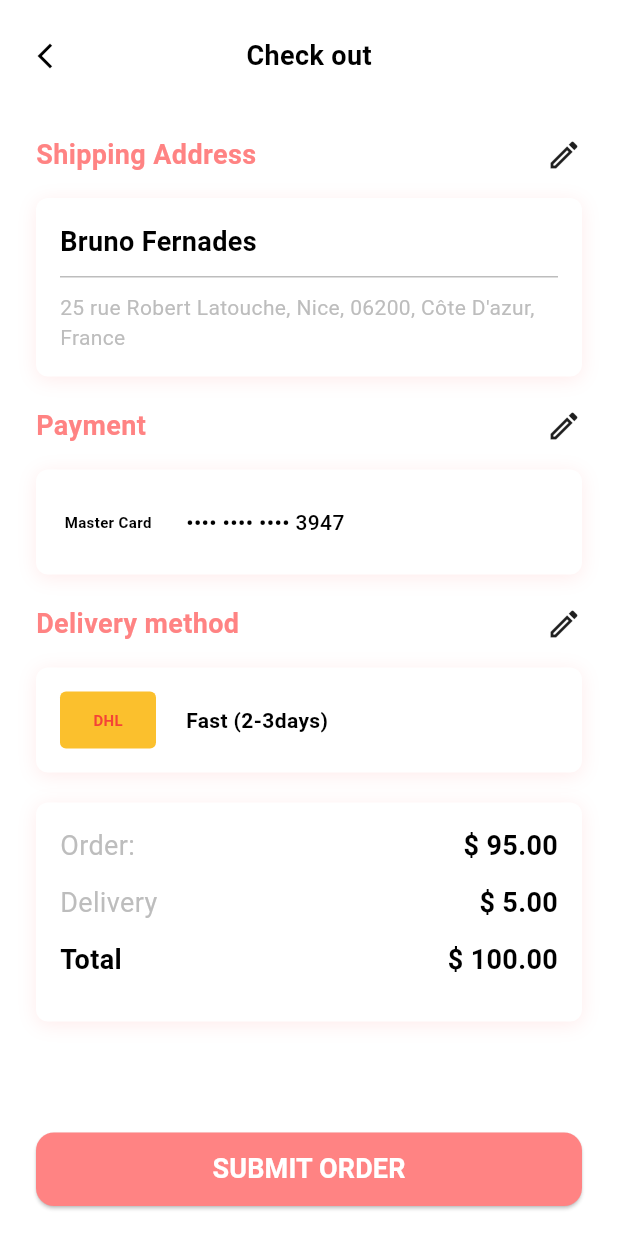
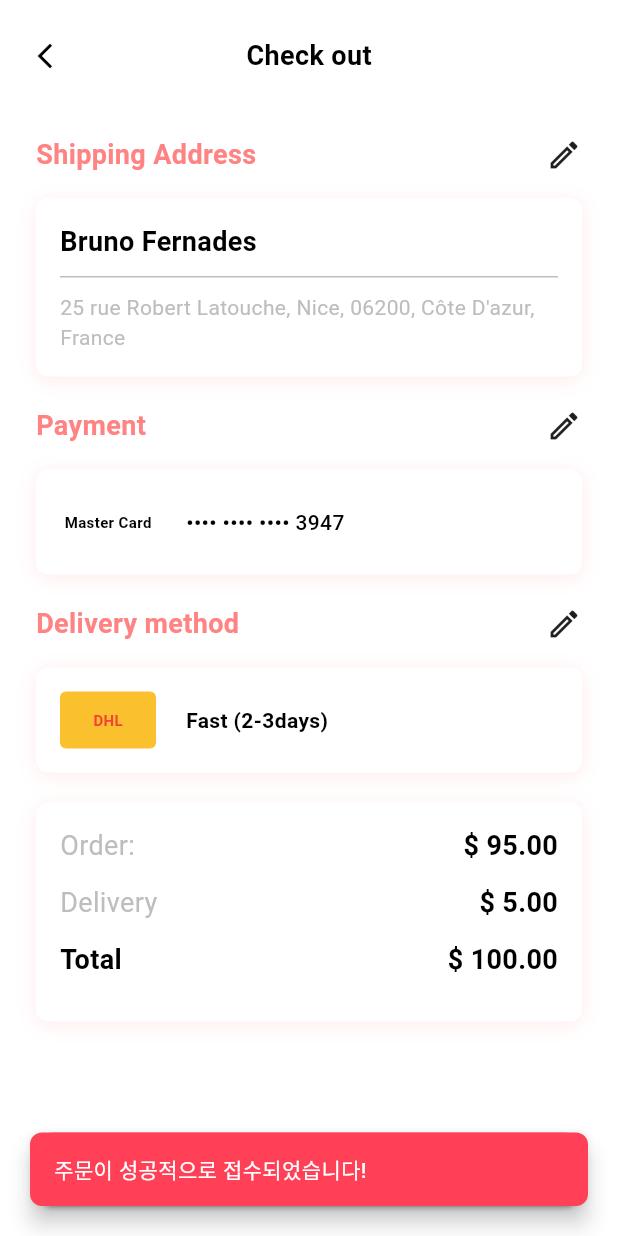
Before and after one commit to banana-madcamp/banana, a Flutter app: the CustomerPageView screen opened directly, after a tap on "SUBMIT ORDER", on a phone screen of 412 x 824 dp. Run offline on Flutter 3.47's test engine with Material 3 defaults, Android fonts, the phone set to English and light mode, and no system bars; our stand-ins replace firebase_core, get, logger, skeletonizer; accounts and stored records are empty; Roboto replaces fonts that are missing (Rubik).

Commit message:
Update customer_page_view.dart

```diff
--- a/lib/customer/views/customer_page_view.dart
+++ b/lib/customer/views/customer_page_view.dart
@@ -1,6 +1,7 @@
 import 'package:banana/utils/values/app_colors.dart';
 import 'package:banana/utils/values/app_icons.dart';
 import 'package:flutter/material.dart';
+import 'package:get/get.dart';
 
 class CustomerPageView extends StatefulWidget {
   const CustomerPageView({super.key});
@@ -22,7 +23,7 @@ class _CustomerPageViewState extends State<CustomerPageView> {
               child: Row(
                 children: [
                   GestureDetector(
-                    onTap: () {},
+                    onTap: () => Get.back(),
                     child: const Icon(
                       AppIcons.back,
                       color: AppColors.black,
@@ -82,7 +83,27 @@ class _CustomerPageViewState extends State<CustomerPageView> {
             Padding(
               padding: const EdgeInsets.symmetric(horizontal: 24, vertical: 20),
               child: ElevatedButton(
-                onPressed: () {},
+                onPressed: () {
+                  ScaffoldMessenger.of(context).showSnackBar(
+                    SnackBar(
+                      content: const Text(
+                        "주문이 성공적으로 접수되었습니다!",
+                        style: TextStyle(
+                          fontFamily: 'Rubik',
+                          fontWeight: FontWeight.w500,
+                          color: AppColors.white,
+                        ),
+                      ),
+                      backgroundColor: AppColors.logo,
+                      duration: const Duration(seconds: 2),
+                      behavior: SnackBarBehavior.floating,
+                      shape: RoundedRectangleBorder(
+                        borderRadius: BorderRadius.circular(8),
+                      ),
+                      margin: const EdgeInsets.all(20),
+                    ),
+                  );
+                },
                 style: ElevatedButton.styleFrom(
                   backgroundColor: AppColors.primary,
                   shape: RoundedRectangleBorder(
```
